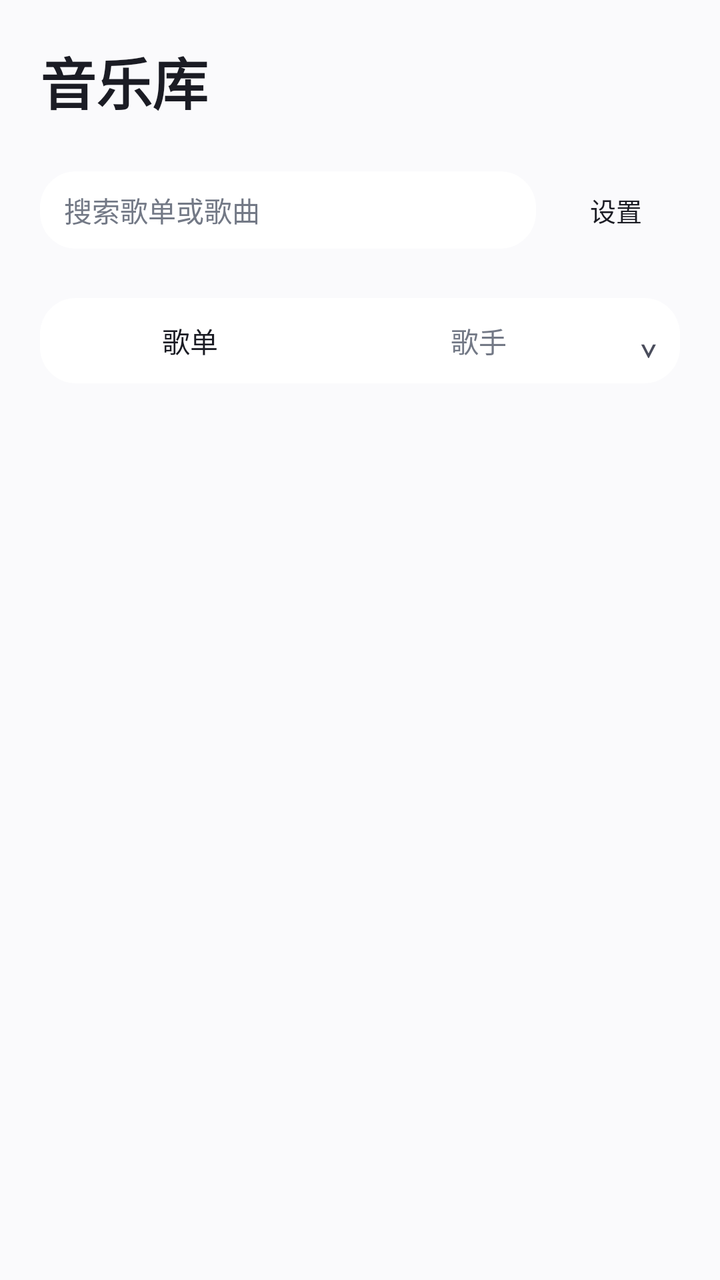
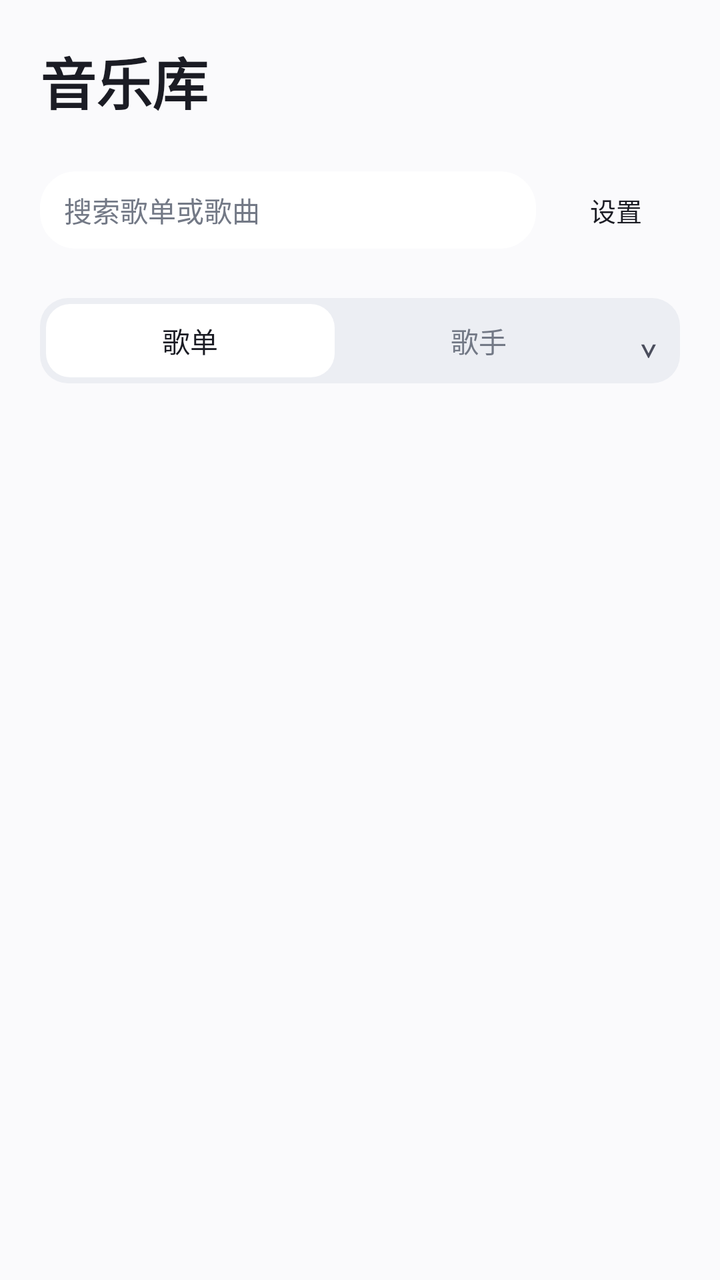

Screens rendered from an Android XML layout before and after an edit, with the pre-edit source and the edit as a unified diff.
<!-- AndroidManifest.xml: application theme Theme.SubtitlePlayer -->
<!-- res/layout/page_library.xml -->
<?xml version="1.0" encoding="utf-8"?>
<LinearLayout xmlns:android="http://schemas.android.com/apk/res/android"
    android:id="@+id/pageLibrary"
    android:layout_width="match_parent"
    android:layout_height="match_parent"
    android:orientation="vertical"
    android:padding="20dp">
    <TextView android:layout_width="match_parent" android:layout_height="wrap_content" android:text="@string/tab_library" android:textSize="28sp" android:textStyle="bold" android:textColor="@color/text_primary" android:layout_marginBottom="20dp" />

    <LinearLayout
        android:layout_width="match_parent"
        android:layout_height="wrap_content"
        android:gravity="center_vertical"
        android:orientation="horizontal">

        <EditText
            android:id="@+id/searchEntry"
            android:layout_width="0dp"
            android:layout_height="wrap_content"
            android:layout_weight="1"
            android:background="@drawable/bg_mini"
            android:clickable="true"
            android:cursorVisible="false"
            android:focusable="false"
            android:hint="@string/search_hint"
            android:inputType="text"
            android:maxLines="1"
            android:paddingStart="12dp"
            android:paddingEnd="12dp"
            android:paddingTop="9dp"
            android:paddingBottom="9dp"
            android:textColor="@color/text_primary"
            android:textColorHint="@color/text_hint"
            android:textSize="14sp" />

        <Button
            android:id="@+id/btnSettings"
            style="@style/BtnStyle"
            android:layout_width="wrap_content"
            android:layout_height="wrap_content"
            android:layout_marginStart="8dp"
            android:minWidth="64dp"
            android:text="@string/settings" />
    </LinearLayout>

    <LinearLayout
        android:layout_width="match_parent"
        android:layout_height="wrap_content"
        android:layout_marginTop="20dp"
        android:background="@drawable/bg_mini"
        android:orientation="horizontal"
        android:padding="3dp">

        <TextView
            android:id="@+id/segPlaylists"
            android:layout_width="0dp"
            android:layout_height="wrap_content"
            android:layout_weight="1"
            android:background="@drawable/bg_segment_active"
            android:gravity="center"
            android:padding="8dp"
            android:text="@string/segment_playlists"
            android:textColor="@color/text_primary"
            android:textSize="14sp" />

        <TextView
            android:id="@+id/segArtists"
            android:layout_width="0dp"
            android:layout_height="wrap_content"
            android:layout_weight="1"
            android:gravity="center"
            android:padding="8dp"
            android:text="@string/segment_artists"
            android:textColor="@color/text_hint"
            android:textSize="14sp" />

        
        <TextView
            android:id="@+id/btnPlaylistSort"
            android:layout_width="wrap_content"
            android:layout_height="match_parent"
            android:background="?attr/selectableItemBackground"
            android:contentDescription="@string/playlist_sort"
            android:gravity="center"
            android:paddingStart="8dp"
            android:paddingEnd="8dp"
            android:text="⌄"
            android:textColor="@color/text_normal"
            android:textSize="18sp" />
    </LinearLayout>

    <TextView
        android:id="@+id/txtTreePath"
        android:layout_width="match_parent"
        android:layout_height="wrap_content"
        android:layout_marginTop="6dp"
        android:background="?attr/selectableItemBackground"
        android:clickable="true"
        android:ellipsize="start"
        android:focusable="true"
        android:gravity="center_vertical"
        android:paddingStart="4dp"
        android:paddingEnd="4dp"
        android:singleLine="true"
        android:textColor="@color/text_primary"
        android:textSize="13sp"
        android:visibility="gone" />

    <FrameLayout
        android:layout_width="match_parent"
        android:layout_height="0dp"
        android:layout_marginTop="20dp"
        android:layout_weight="1">

        <androidx.recyclerview.widget.RecyclerView
            android:id="@+id/recyclerPlaylists"
            android:layout_width="match_parent"
            android:layout_height="match_parent"
            android:clipToPadding="false"
            android:paddingBottom="8dp" />

        <androidx.recyclerview.widget.RecyclerView
            android:id="@+id/recyclerArtists"
            android:layout_width="match_parent"
            android:layout_height="match_parent"
            android:clipToPadding="false"
            android:paddingBottom="8dp"
            android:visibility="gone" />
    </FrameLayout>

</LinearLayout>
<!-- resources referenced by this layout -->
<resources>
  <color name="text_hint">#737986</color>
  <color name="text_normal">#4A4D5C</color>
  <color name="text_primary">#1B1C24</color>
  <!-- drawable bg_mini (drawable) -->
  <?xml version="1.0" encoding="utf-8"?>
  <shape xmlns:android="http://schemas.android.com/apk/res/android"
      android:shape="rectangle">
      <corners android:radius="18dp" />
      <solid android:color="@color/surface" />
  </shape>
  <!-- drawable bg_segment_active (drawable) -->
  <?xml version="1.0" encoding="utf-8"?>
  <shape xmlns:android="http://schemas.android.com/apk/res/android"
      android:shape="rectangle">
      <corners android:radius="12dp" />
      <solid android:color="@color/surface" />
  </shape>
  <string name="playlist_sort">歌单排序</string>
  <string name="search_hint">搜索歌单或歌曲</string>
  <string name="segment_artists">歌手</string>
  <string name="segment_playlists">歌单</string>
  <string name="settings">设置</string>
  <string name="tab_library">音乐库</string>
  <style name="BtnStyle" parent="Widget.AppCompat.Button">
          <item name="android:background">?attr/selectableItemBackgroundBorderless</item>
          <item name="android:stateListAnimator">@null</item>
          <item name="android:elevation">0dp</item>
          <item name="android:textColor">@color/text_primary</item>
          <item name="android:textAllCaps">false</item>
          <item name="android:textSize">13sp</item>
          <item name="android:minHeight">48dp</item>
          <item name="android:minWidth">0dp</item>
          <item name="android:insetTop">0dp</item>
          <item name="android:insetBottom">0dp</item>
          <item name="android:paddingTop">9dp</item>
          <item name="android:paddingBottom">9dp</item>
          <item name="android:paddingStart">10dp</item>
          <item name="android:paddingEnd">10dp</item>
      </style>
  <style name="Theme.SubtitlePlayer" parent="Theme.AppCompat.DayNight.NoActionBar">
          <item name="android:windowBackground">@color/bg</item>
          <item name="android:statusBarColor">@color/bg</item>
          <item name="android:navigationBarColor">@color/bg</item>
          
          <item name="colorAccent">@color/accent</item>
          
          <item name="alertDialogTheme">@style/ShiYinAlertDialog</item>
      </style>
  <color name="surface">#FFFFFF</color>
  <color name="bg">#FAFAFC</color>
  <color name="accent">#4A6CF7</color>
  <style name="ShiYinAlertDialog" parent="Theme.AppCompat.DayNight.Dialog.Alert">
          <item name="colorAccent">@color/accent</item>
          <item name="android:windowBackground">@drawable/bg_dialog</item>
      </style>
  <!-- drawable bg_dialog (drawable) -->
  <?xml version="1.0" encoding="utf-8"?>
  <shape xmlns:android="http://schemas.android.com/apk/res/android"
      android:shape="rectangle">
      <corners android:radius="20dp" />
      <solid android:color="@color/bg" />
  </shape>
</resources>

<!-- the commit's change to res/layout/page_library.xml (unified diff, before → after) -->
@@ -47,7 +47,7 @@
         android:layout_width="match_parent"
         android:layout_height="wrap_content"
         android:layout_marginTop="20dp"
-        android:background="@drawable/bg_mini"
+        android:background="@drawable/bg_segment_track"
         android:orientation="horizontal"
         android:padding="3dp">
 
<!-- resource entries referenced after the edit -->
@@ -16,6 +16,13 @@
       android:shape="rectangle">
       <corners android:radius="12dp" />
       <solid android:color="@color/surface" />
+  </shape>
+  <!-- drawable bg_segment_track (drawable) -->
+  <?xml version="1.0" encoding="utf-8"?>
+  <shape xmlns:android="http://schemas.android.com/apk/res/android"
+      android:shape="rectangle">
+      <corners android:radius="14dp" />
+      <solid android:color="@color/segment_track" />
   </shape>
   <string name="playlist_sort">歌单排序</string>
   <string name="search_hint">搜索歌单或歌曲</string>
@@ -49,6 +56,7 @@
           <item name="alertDialogTheme">@style/ShiYinAlertDialog</item>
       </style>
   <color name="surface">#FFFFFF</color>
+  <color name="segment_track">#ECEEF3</color>
   <color name="bg">#FAFAFC</color>
   <color name="accent">#4A6CF7</color>
   <style name="ShiYinAlertDialog" parent="Theme.AppCompat.DayNight.Dialog.Alert">
